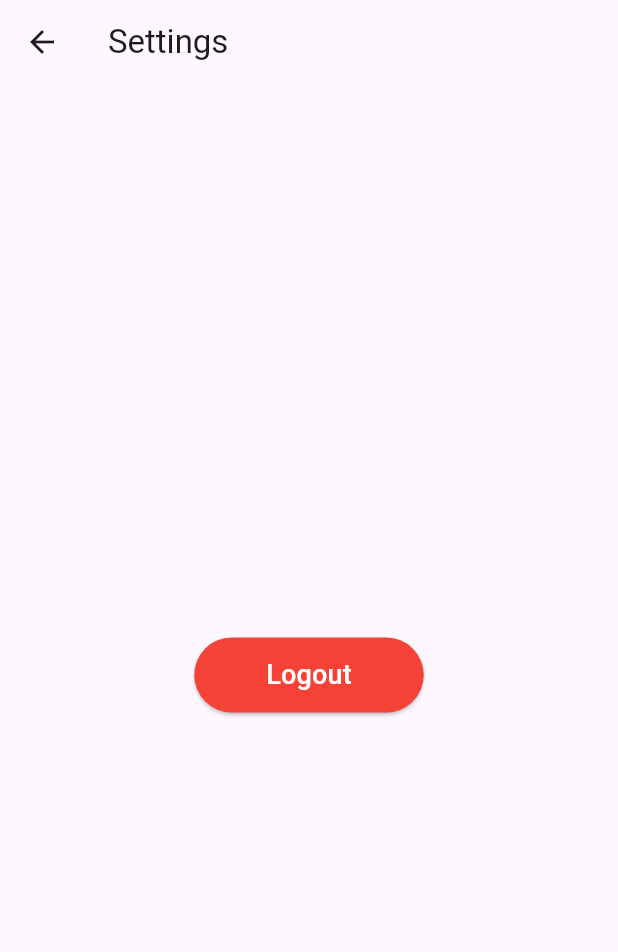
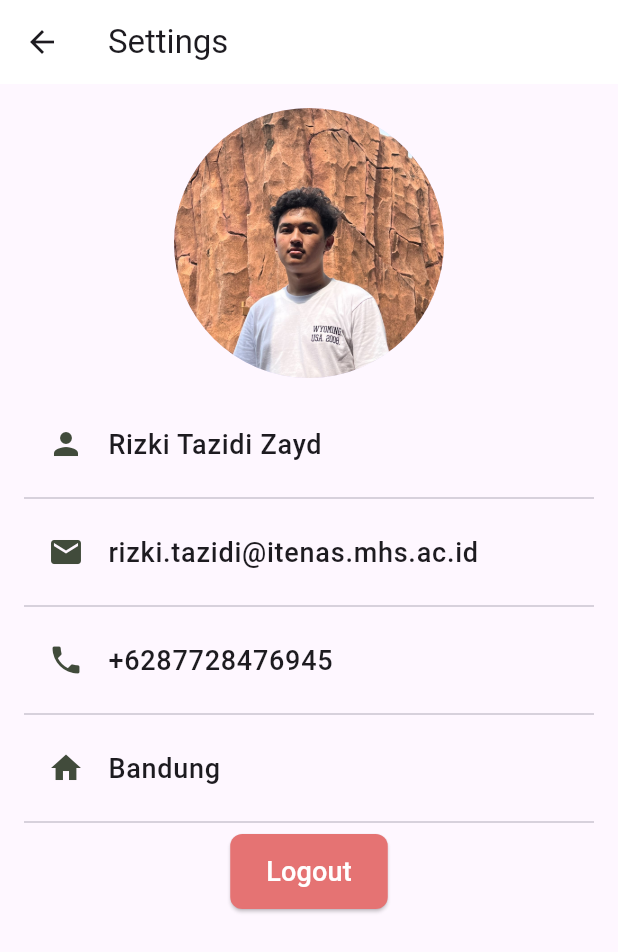
Before and after one commit to Tazidi/Home-Maintenance-Organizer, a Flutter app: the SettingsScreen screen opened directly, on a phone screen of 412 x 824 dp. Shown: the top 952 px of the screen. Run offline on Flutter 3.47's test engine with Material 3 defaults, Android fonts, the phone set to English and light mode, and no system bars; missing offline and left inert: flutter_simple_calculator.

Commit message:
modify settings screen

```diff
--- a/lib/settings_screen.dart
+++ b/lib/settings_screen.dart
@@ -1,5 +1,6 @@
 import 'package:flutter/material.dart';
-import 'package:uts/login_screen.dart'; // Import LoginScreen
+import 'package:uts/login_screen.dart';
+import 'package:uts/styles.dart'; // Pastikan styles.dart berisi AppColors
 
 class SettingsScreen extends StatelessWidget {
   const SettingsScreen({super.key});
@@ -9,21 +10,64 @@ class SettingsScreen extends StatelessWidget {
     return Scaffold(
       appBar: AppBar(
         title: const Text('Settings'),
+        backgroundColor: Colors.white,
+        elevation: 0,
       ),
-      body: Center(
+      body: Padding(
+        padding: const EdgeInsets.all(16.0),
         child: Column(
-          mainAxisAlignment: MainAxisAlignment.center,
+          crossAxisAlignment: CrossAxisAlignment.center,
           children: [
-            // const Text(
-            //   'This is the Settings page',
-            //   style: TextStyle(fontSize: 24),
-            // ),
-            const SizedBox(height: 20),
+            // Profile Picture
+            const CircleAvatar(
+              radius: 90,
+              backgroundImage: AssetImage('assets/images/profil.jpeg'),
+            ),
+            const SizedBox(height: 16),
 
-            // Tombol Logout
+            // Name
+            const ListTile(
+              leading: Icon(Icons.person, color: AppColors.oliveGray),
+              title: Text(
+                'Rizki Tazidi Zayd',
+                style: TextStyle(fontSize: 18, fontWeight: FontWeight.w500),
+              ),
+            ),
+            const Divider(),
+
+            // Email
+            const ListTile(
+              leading: Icon(Icons.email, color: AppColors.oliveGray),
+              title: Text(
+                'rizki.tazidi@itenas.mhs.ac.id',
+                style: TextStyle(fontSize: 18, fontWeight: FontWeight.w500),
+              ),
+            ),
+            const Divider(),
+
+            // Phone Number
+            const ListTile(
+              leading: Icon(Icons.phone, color: AppColors.oliveGray),
+              title: Text(
+                '+6287728476945',
+                style: TextStyle(fontSize: 18, fontWeight: FontWeight.w500),
+              ),
+            ),
+            const Divider(),
+
+            // Address
+            const ListTile(
+              leading: Icon(Icons.home, color: AppColors.oliveGray),
+              title: Text(
+                'Bandung',
+                style: TextStyle(fontSize: 18, fontWeight: FontWeight.w500),
+              ),
+            ),
+            const Divider(),
+
+            // Logout Button
             ElevatedButton(
               onPressed: () {
-                // Navigasi kembali ke LoginScreen
                 Navigator.pushReplacement(
                   context,
                   MaterialPageRoute(
@@ -32,14 +76,16 @@ class SettingsScreen extends StatelessWidget {
                 );
               },
               style: ElevatedButton.styleFrom(
-                backgroundColor: Colors.red,
+                backgroundColor: Colors.red[300],
+                shape: RoundedRectangleBorder(
+                  borderRadius: BorderRadius.circular(8),
+                ),
+                padding:
+                    const EdgeInsets.symmetric(horizontal: 24, vertical: 12),
               ),
-              child: const Padding(
-                padding: EdgeInsets.symmetric(horizontal: 24, vertical: 12),
-                child: Text(
-                  'Logout',
-                  style: TextStyle(color: Colors.white, fontSize: 18),
-                ),
+              child: const Text(
+                'Logout',
+                style: TextStyle(color: Colors.white, fontSize: 18),
               ),
             ),
           ],
--- a/pubspec.yaml
+++ b/pubspec.yaml
@@ -63,6 +63,7 @@ flutter:
   assets:
     - assets/images/login.png
     - assets/images/splash.png
+    - assets/images/profil.jpeg
 
   # An image asset can refer to one or more resolution-specific "variants", see
   # https://flutter.dev/to/resolution-aware-images
```
Also changed, not shown: assets/images/profil.jpeg (added).
